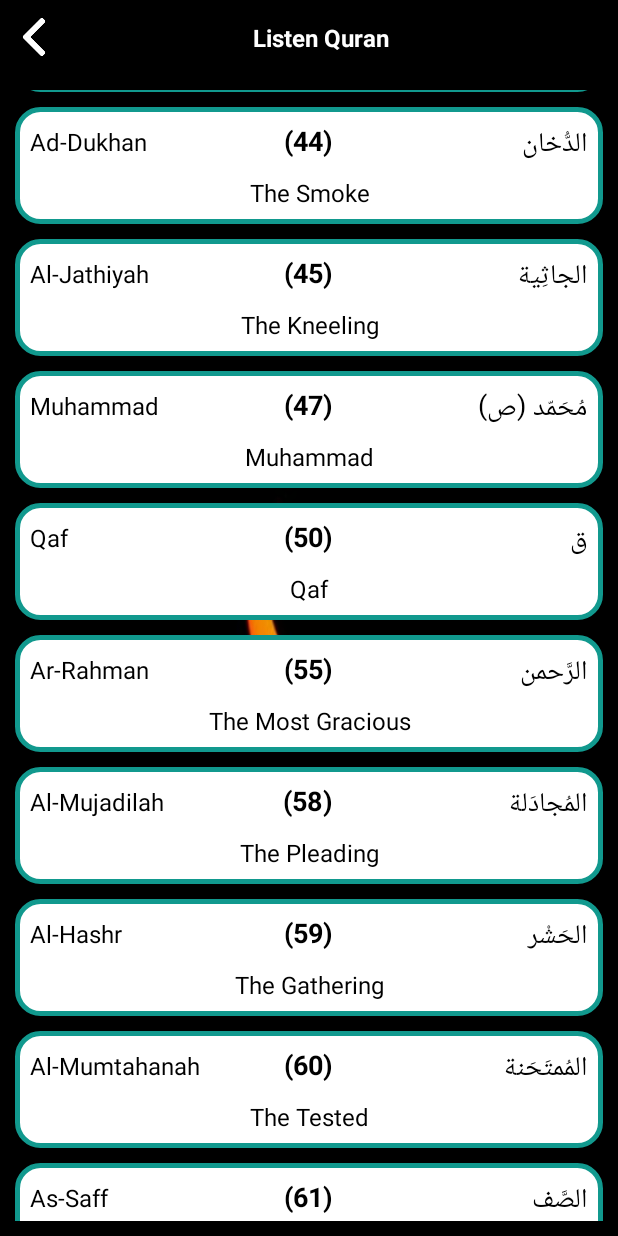
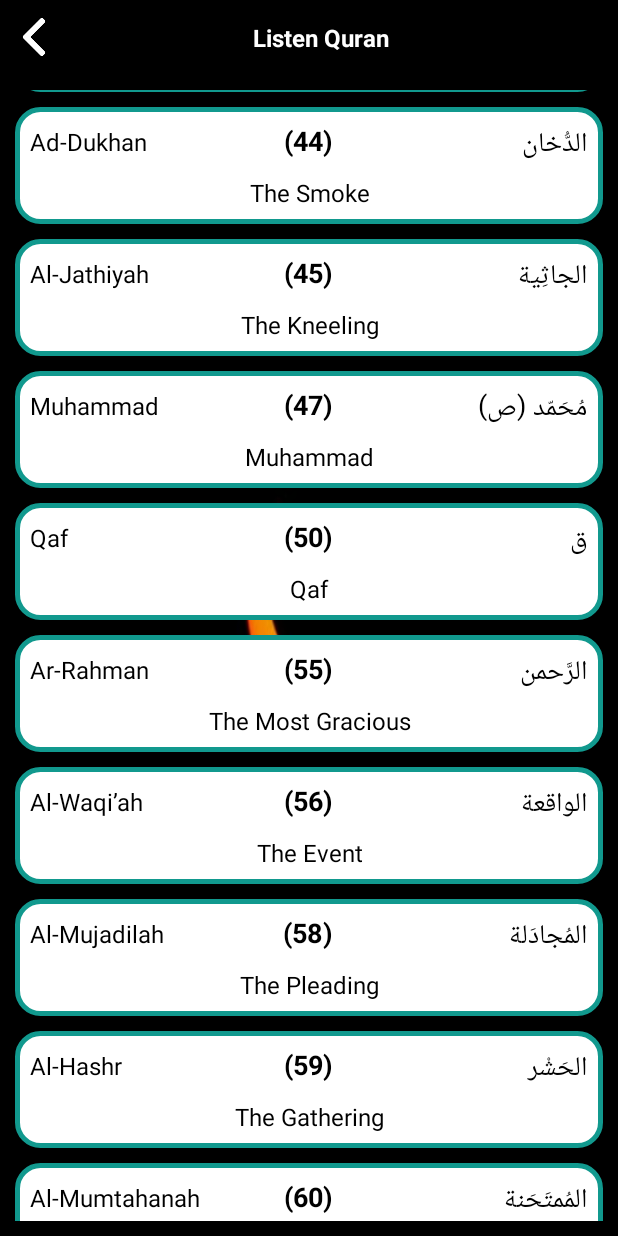
Before and after one commit to saudagarsulaiman/AlQuran, an Android app: the SurahActivity screen opened directly, with no data from a screen before it, scrolled down 1054 dp, on a phone screen of 412 x 824 dp. Run offline under Robolectric (Android 15) with nearby library versions, the phone set to English and light mode, and no system bars; our stand-ins replace ButterKnife.

Commit message:
vc3 final Commit

```diff
--- a/app/src/main/java/com/islam/alquran/Activities/SurahActivity.java
+++ b/app/src/main/java/com/islam/alquran/Activities/SurahActivity.java
@@ -96,7 +96,7 @@ public class SurahActivity extends AppCompatActivity {
             surahName.setSurahNum(i);
             allSurahList.add(surahName);
         }*/
-        for (int i = 0; i < 68; i++) {
+        for (int i = 0; i < 69; i++) {
             SurahName surahName = new SurahName();
             surahName.setSurahName("s" + CommonUtilities.getSurahNumber(i));
             surahName.setSurahNum(CommonUtilities.getSurahNumber(i));
--- a/app/src/main/java/com/islam/alquran/Adapters/SurahListRAdapter.java
+++ b/app/src/main/java/com/islam/alquran/Adapters/SurahListRAdapter.java
@@ -61,7 +61,7 @@ public class SurahListRAdapter extends RecyclerView.Adapter<SurahListRAdapter.Vi
 
     @Override
     public int getItemCount() {
-        return 68;
+        return 69;
     }
 
     public class ViewHolder extends RecyclerView.ViewHolder {
--- a/app/src/main/java/com/islam/alquran/Utilities/CommonUtilities.java
+++ b/app/src/main/java/com/islam/alquran/Utilities/CommonUtilities.java
@@ -222,10 +222,10 @@ public final class CommonUtilities {
             case "s55":
                 mPlayer2 = MediaPlayer.create(context, R.raw.s55);
                 break;
-/*
             case "s56":
                 mPlayer2 = MediaPlayer.create(context, R.raw.s56);
                 break;
+/*
             case "s57":
                 mPlayer2 = MediaPlayer.create(context, R.raw.s57);
                 break;
@@ -413,8 +413,8 @@ public final class CommonUtilities {
         }
         return mPlayer2;
     }
+
 /*
-
     public static String getSurahRomanTitles(int i) {
         String[] romanTitles = {"Al-Fatihah", "Al-Baqarah", "Al-'Imran", "An-Nisa'", "Al-Ma'idah", "Al-An'am", "Al-A'raf", "Al-Anfal",
                 "Al-Bara'at / At-Taubah", "Yunus", "Hud", "Yusuf", "Ar-Ra'd", "Ibrahim", "Al-Hijr", "An-Nahl", "al-Isra'", "Al-Kahf",
@@ -428,7 +428,6 @@ public final class CommonUtilities {
                 "Al-A'la", "Al-Ghashiyah", "Al-Fajr", "Al-Balad", "Ash-Shams", "Al-Lail", "Ad-Duha", "Al-Inshirah", "At-Tin", "Al-'Alaq", "Al-Qadr",
                 "Al-Bayyinah", "Al-Zilzal", "Al-'Adiyat", "Al-Qari'ah", "At-Takathur", "Al-'Asr", "Al-Humazah", "Al-Fil", "Al-Quraish", "Al-Ma'un",
                 "Al-Kauthar", "Al-Kafirun", "An-Nasr", "Al-Masad / Al-Lahab", "Al-Ikhlas / At-Tawhid", "Al-Falaq", "An-Nas"};
-
         return romanTitles[i];
     }
 
@@ -444,7 +443,6 @@ public final class CommonUtilities {
                 "البَـلـَد", "الشــَّمْس", "اللـَّيل", "الضُّحی", "الإنشـِراح", "التـِّين", "العَلـَق", "القـَدر", "البَيِّنَة", "الزِّلزال", "العـَاديات",
                 "القارِعَة", "التَكاثـُر", "العَصْر", "الهُمَزَة", "الفيل", "قـُرَيْش", "الماعُون", "الكـَوْثَر", "الكافِرون", "النـَّصر", "تَبَّت",
                 "الإخـْلاص (التـَّوحيد)", "الفـَلَق", "النـَّاس"};
-
         return arabicTitles[i];
     }
 
@@ -464,7 +462,6 @@ public final class CommonUtilities {
                 "The Opening Forth", "The Fig", "The Clot", "The Night of Decree", "The Proof", "The Earthquake", "The Runners",
                 "The Striking Hour", "The Piling Up", "The Time", "The Slanderer", "The Elephant", "Quraish", "The Assistance",
                 "The River of Abundance", "The Disbelievers", "The Help", "The Palm Fiber", "The Sincerity", "The Daybreak", "Mankind"};
-
         return englishTitles[i];
     }
 
@@ -475,7 +472,6 @@ public final class CommonUtilities {
                 "67", "68", "69", "70", "71", "72", "73", "74", "75", "76", "77", "78", "79", "80", "81", "82", "83", "84", "85", "86", "87", "88", "89",
                 "90", "91", "92", "93", "94", "95", "96", "97", "98", "99", "100", "101", "102", "103", "104", "105", "106", "107", "108", "109", "110",
                 "111", "112", "113", "114"};
-
         return Number[i];
     }
 */
@@ -483,7 +479,7 @@ public final class CommonUtilities {
 
     public static String getSurahRomanTitles(int i) {
         String[] romanTitles = {"Al-Fatihah", "Al-Baqarah", "An-Nisa'", "Yusuf", "Ibrahim", "Al-Kahf", "Maryam", "Al-Mu'minun", "Al-Furqan", "As-Sajdah",
-                "Ya Sin", "Al-Ghafir / Al-Mu'min", "Ad-Dukhan", "Al-Jathiyah", "Muhammad", "Qaf", "Ar-Rahman", "Al-Mujadilah", "Al-Hashr", "Al-Mumtahanah",
+                "Ya Sin", "Al-Ghafir / Al-Mu'min", "Ad-Dukhan", "Al-Jathiyah", "Muhammad", "Qaf", "Ar-Rahman", "Al-Waqi’ah", "Al-Mujadilah", "Al-Hashr", "Al-Mumtahanah",
                 "As-Saff", "Al-Jumu'ah", "Al-Munafiqun", "At-Taghabun", "At-Talaq", "At-Tahrim", "Al-Mulk", "Nuh", "Al-Jinn", "Al-Qiyamah",
                 "Al-Insan / Ad-Dahr", "An-Naba'", "An-Nazi'at", "'Abasa", "At-Takwir", "Al-Infitar", "Al-Mutaffifin", "Al-Inshiqaq", "Al-Buruj", "At-Tariq",
                 "Al-A'la", "Al-Ghashiyah", "Al-Fajr", "Al-Balad", "Ash-Shams", "Al-Lail", "Ad-Duha", "Al-Inshirah", "At-Tin", "Al-'Alaq", "Al-Qadr",
@@ -493,23 +489,20 @@ public final class CommonUtilities {
     }
 
     public static String getSurahArabicTitles(int i) {
-        String[] arabicTitles = {"الْفَاتِحَة", "البَقَرة", "النِّســاء", "يُوسُف", "اِبراهيم", "الكَهْف", "مَريَم",
-                "المؤمِنون", "الفُرقان", "السَّـجْدة",
-                "يــس", "المُؤْمِن", "الدُّخان",
-                "الجاثِية", "مُحَمّد (ص)", "ق", "الرَّحمن",
+        String[] arabicTitles = {"الْفَاتِحَة", "البَقَرة", "النِّســاء", "يُوسُف", "اِبراهيم", "الكَهْف", "مَريَم", "المؤمِنون", "الفُرقان", "السَّـجْدة",
+                "يــس", "المُؤْمِن", "الدُّخان", "الجاثِية", "مُحَمّد (ص)", "ق", "الرَّحمن", "الواقعة",
                 "المُجادَلة", "الحَشْر", "المُمتَحَنة", "الصَّف", "الجُّمُعة", "المُنافِقُون", "التَّغابُن", "الطَّلاق", "التَّحْريم", "المُلْك",
                 "نُوح", "الجِنّ", "القِيامَة", "الدَّهر (الإنسان)", "النـَّبأ'",
                 "النـّازِعات", "عَبَس", "التـَّكْوير", "الإنفِطار", "المُطـَفِّفين", "الإنشِقاق", "البُروج", "الطّارق", "الأعلی", "الغاشِيَة", "الفَجْر",
                 "البَـلـَد", "الشــَّمْس", "اللـَّيل", "الضُّحی", "الإنشـِراح", "التـِّين", "العَلـَق", "القـَدر", "البَيِّنَة", "الزِّلزال", "العـَاديات",
                 "القارِعَة", "التَكاثـُر", "العَصْر", "الهُمَزَة", "الفيل", "قـُرَيْش", "الماعُون", "الكـَوْثَر", "الكافِرون", "النـَّصر", "تَبَّت",
                 "الإخـْلاص (التـَّوحيد)", "الفـَلَق", "النـَّاس"};
-
         return arabicTitles[i];
     }
 
     public static String getSurahEnglishTitles(int i) {
         String[] englishTitles = {"The Opening", "The Cow", "The Women", "Yusuf", "Ibrahim", "The Cave", "Maryam", "The Believers", "The Criterion",
-                "The Prostration", "Ya Sin", "The Forgiver", "The Smoke", "The Kneeling", "Muhammad", "Qaf", "The Most Gracious", "The Pleading",
+                "The Prostration", "Ya Sin", "The Forgiver", "The Smoke", "The Kneeling", "Muhammad", "Qaf", "The Most Gracious", "The Event", "The Pleading",
                 "The Gathering", "The Tested", "The Row", "Friday", "The Hypocrites", "The Loss & Gain",
                 "The Divorce", "The Prohibition", "The Kingdom", "Nuh", "The Jinn",
                 "The Resurrection", "The Human / The Time", "The Great News", "Those Who Pull Out",
@@ -518,12 +511,11 @@ public final class CommonUtilities {
                 "The Opening Forth", "The Fig", "The Clot", "The Night of Decree", "The Proof", "The Earthquake", "The Runners",
                 "The Striking Hour", "The Piling Up", "The Time", "The Slanderer", "The Elephant", "Quraish", "The Assistance",
                 "The River of Abundance", "The Disbelievers", "The Help", "The Palm Fiber", "The Sincerity", "The Daybreak", "Mankind"};
-
         return englishTitles[i];
     }
 
     public static int getSurahNumber(int i) {
-        int[] Number = {1, 2, 4, 12, 14, 18, 19, 23, 25, 32, 36, 40, 44, 45, 47, 50, 55, 58, 59, 60, 61,
+        int[] Number = {1, 2, 4, 12, 14, 18, 19, 23, 25, 32, 36, 40, 44, 45, 47, 50, 55, 56, 58, 59, 60, 61,
                 62, 63, 64, 65, 66, 67, 71, 72, 75, 76, 78, 79, 80, 81, 82, 83, 84, 85, 86, 87, 88, 89, 90,
                 91, 92, 93, 94, 95, 96, 97, 98, 99, 100, 101, 102, 103, 104, 105, 106, 107, 108, 109, 110, 111,
                 112, 113, 114};
--- a/app/src/main/res/values/strings.xml
+++ b/app/src/main/res/values/strings.xml
@@ -44,9 +44,10 @@
     <string name="features">Read Quran + Listen to Surah Offline</string>
     <string name="update">Update :</string>
     <string name="whats_New">What\'s New ?</string>
-    <string name="new_feature">Listen to Ayah from List of Reciters!</string>
+    <!--<string name="new_feature">Listen to Ayah from List of Reciters!</string>-->
+    <string name="new_feature">Added Surah Waqi\'ah!</string>
     <string name="version">Version :</string>
-    <string name="v1">2.0</string>
+    <string name="v1">2.1</string>
     <string name="app_icon">App Icon :</string>
     <string name="dev_info">Developer Info</string>
     <string name="sss">S MD Sulaiman Sait</string>
```
Also changed, not shown: 5 other files.
